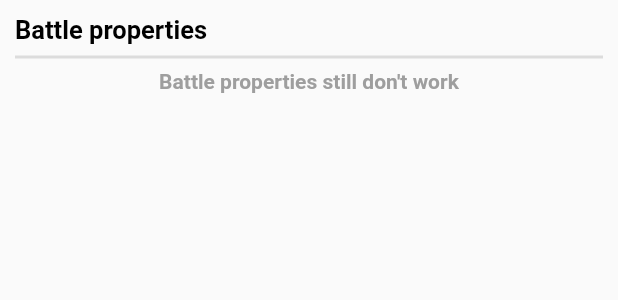
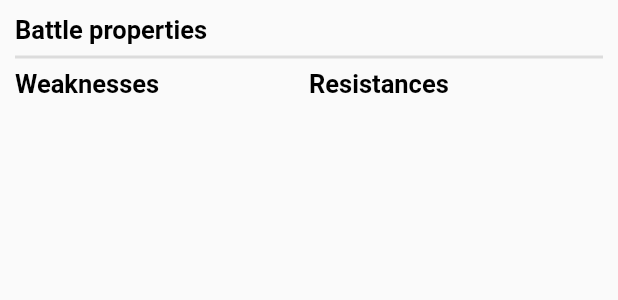
Before and after one commit to MAtaur00/PokemonTypesGame, a Flutter app: the _Overview widget shown alone on an empty page, opened directly with empty values, on a phone screen of 412 x 824 dp. Shown: the top 300 px of the screen. Run offline on Flutter 3.47's test engine with Material 2 defaults, Android fonts, the phone set to English and light mode, and no system bars; our stand-ins replace cloud_firestore, firebase_core; accounts and stored records are empty.

Commit message:
typeDataScreen done
everything in that screen works

```diff
--- a/project/lib/screens/typeDataScreen.dart
+++ b/project/lib/screens/typeDataScreen.dart
@@ -89,63 +89,110 @@ class _Overview extends StatelessWidget {
               Row(
                 mainAxisAlignment: MainAxisAlignment.spaceEvenly,
                 children: <Widget>[
-                  Text(
-                    "Battle properties still don't work",
-                    style: TextStyle(
-                      fontSize: 14,
-                      color: Colors.grey,
-                      fontWeight: FontWeight.bold,
+                  Expanded(
+                    child: Column(
+                      mainAxisAlignment: MainAxisAlignment.start,
+                      mainAxisSize: MainAxisSize.min,
+                      children: <Widget>[
+                        SectionTitle("Weaknesses"),
+                        Flexible(
+                          child: SizedBox(
+                            height: 200,
+                            child: Scrollbar(
+                              child: ListView.builder(
+                                itemCount: weaknesses.length,
+                                itemBuilder: (context, index) {
+                                  return Container(
+                                    child: Padding(
+                                      padding: const EdgeInsets.all(6.0),
+                                      child: Container(
+                                        decoration: BoxDecoration(
+                                          border: Border.all(
+                                            color: Colors.grey[400],
+                                          ),
+                                          borderRadius: BorderRadius.all(
+                                            Radius.circular(20),
+                                          ),
+                                        ),
+                                        child: Column(
+                                          mainAxisAlignment:
+                                              MainAxisAlignment.start,
+                                          children: <Widget>[
+                                            ListTile(
+                                              title: Text(
+                                                weaknesses[index] + " type",
+                                                style: TextStyle(
+                                                    color: Colors.black,
+                                                    fontSize: 12,
+                                                    fontWeight:
+                                                        FontWeight.bold),
+                                              ),
+                                            ),
+                                          ],
+                                        ),
+                                      ),
+                                    ),
+                                  );
+                                },
+                              ),
+                            ),
+                          ),
+                        ),
+                      ],
                     ),
                   ),
-                  // ListView.builder(
-                  //   scrollDirection: Axis.vertical,
-                  //   shrinkWrap: true,
-                  //   itemCount: weaknesses.length,
-                  //   itemBuilder: (context, index) {
-                  //     return Container(
-                  //       child: Padding(
-                  //         padding: const EdgeInsets.all(6.0),
-                  //         child: Container(
-                  //           child: Column(
-                  //             mainAxisAlignment: MainAxisAlignment.start,
-                  //             children: <Widget>[
-                  //               ListTile(
-                  //                 title: Text(weaknesses[index] + " type",
-                  //                     style: TextStyle(
-                  //                         color: Colors.black,
-                  //                         fontSize: 12,
-                  //                         fontWeight: FontWeight.bold)),
-                  //               ),
-                  //             ],
-                  //           ),
-                  //         ),
-                  //       ),
-                  //     );
-                  //   },
-                  // ),
-                  // ListView.builder(
-                  //   scrollDirection: Axis.vertical,
-                  //   shrinkWrap: true,
-                  //   itemCount: resistances.length,
-                  //   itemBuilder: (context, index) {
-                  //     return Padding(
-                  //       padding: const EdgeInsets.all(6.0),
-                  //       child: Column(
-                  //         mainAxisAlignment: MainAxisAlignment.start,
-                  //         children: <Widget>[
-                  //           ListTile(
-                  //             title: Text(resistances[index] + " type",
-                  //                 style: TextStyle(
-                  //                     color: Colors.black,
-                  //                     fontSize: 12,
-                  //                     fontWeight: FontWeight.bold)),
-                  //           ),
-                  //           Divider(thickness: 2),
-                  //         ],
-                  //       ),
-                  //     );
-                  //   },
-                  // ),
+                  Expanded(
+                    child: Column(
+                      mainAxisAlignment: MainAxisAlignment.start,
+                      mainAxisSize: MainAxisSize.min,
+                      children: <Widget>[
+                        SectionTitle("Resistances"),
+                        Flexible(
+                          child: SizedBox(
+                            height: 200,
+                            child: Scrollbar(
+                              child: ListView.builder(
+                                itemCount: resistances.length,
+                                itemBuilder: (context, index) {
+                                  return Container(
+                                    child: Padding(
+                                      padding: const EdgeInsets.all(6.0),
+                                      child: Container(
+                                        decoration: BoxDecoration(
+                                          border: Border.all(
+                                            color: Colors.grey[400],
+                                          ),
+                                          borderRadius: BorderRadius.all(
+                                            Radius.circular(20),
+                                          ),
+                                        ),
+                                        child: Column(
+                                          mainAxisAlignment:
+                                              MainAxisAlignment.start,
+                                          children: <Widget>[
+                                            ListTile(
+                                              title: Text(
+                                                resistances[index] + " type",
+                                                style: TextStyle(
+                                                    color: Colors.black,
+                                                    fontSize: 12,
+                                                    fontWeight:
+                                                        FontWeight.bold),
+                                              ),
+                                            ),
+                                          ],
+                                        ),
+                                      ),
+                                    ),
+                                  );
+                                },
+                              ),
+                            ),
+                          ),
+                        ),
+                      ],
+                    ),
+                  ),
                 ],
               ),
             ],
```
